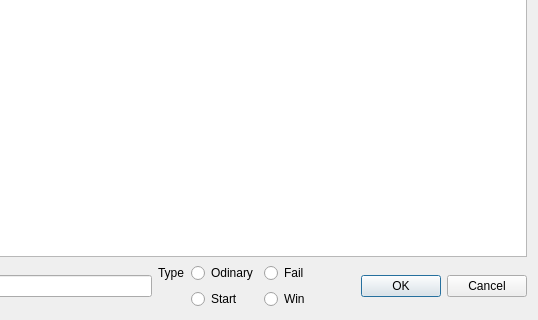
lpenguin/QxEditor-Qt, file src/SimpleVerWidget.ui: the form before one commit; both pictures show x 109 to 647 and y 342 to 662 of the 647 by 662 pixel window.
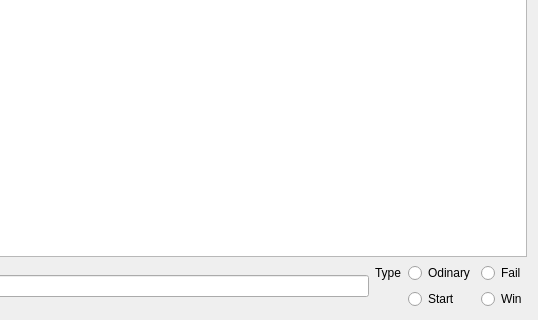
The form after the commit. Custom widgets are drawn as their Qt base class.

The edit to the form file:
```diff
--- a/src/SimpleVerWidget.ui
+++ b/src/SimpleVerWidget.ui
@@ -97,13 +97,6 @@
          </item>
         </layout>
        </item>
-       <item>
-        <widget class="QDialogButtonBox" name="buttonBox">
-         <property name="standardButtons">
-          <set>QDialogButtonBox::Cancel|QDialogButtonBox::Ok</set>
-         </property>
-        </widget>
-       </item>
       </layout>
      </item>
     </layout>
```
